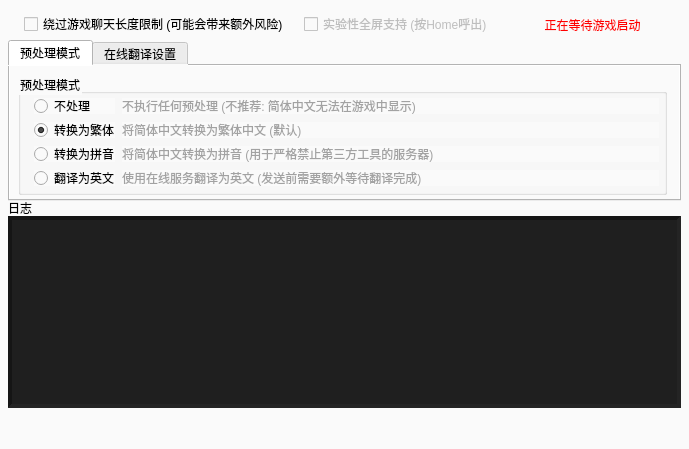
SakuraKoi/BattlefieldChat, file BattlefieldChat/BattlefieldChat.ui: the form before one commit.
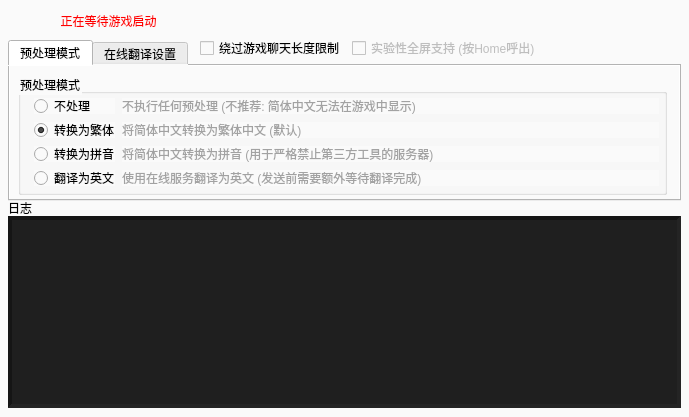
The form after the commit. Icons and pictures are not drawn.

Commit message: [Feature] WORKING - Anonymous usage counter

```diff
--- a/BattlefieldChat/BattlefieldChat.ui
+++ b/BattlefieldChat/BattlefieldChat.ui
@@ -7,7 +7,7 @@
     <x>0</x>
     <y>0</y>
     <width>689</width>
-    <height>449</height>
+    <height>417</height>
    </rect>
   </property>
   <property name="sizePolicy">
@@ -64,14 +64,14 @@
     <widget class="QCheckBox" name="chkAllowBypassLimit">
      <property name="geometry">
       <rect>
-       <x>16</x>
-       <y>0</y>
-       <width>273</width>
+       <x>192</x>
+       <y>24</y>
+       <width>145</width>
        <height>16</height>
       </rect>
      </property>
      <property name="text">
-      <string>绕过游戏聊天长度限制 (可能会带来额外风险)</string>
+      <string>绕过游戏聊天长度限制</string>
      </property>
     </widget>
     <widget class="QCheckBox" name="chkSupportFullscreen">
@@ -80,8 +80,8 @@
      </property>
      <property name="geometry">
       <rect>
-       <x>296</x>
-       <y>0</y>
+       <x>344</x>
+       <y>24</y>
        <width>185</width>
        <height>16</height>
       </rect>
@@ -429,29 +429,6 @@
      </widget>
     </widget>
    </widget>
-   <widget class="QLabel" name="lblCurrentStatus">
-    <property name="geometry">
-     <rect>
-      <x>504</x>
-      <y>8</y>
-      <width>177</width>
-      <height>33</height>
-     </rect>
-    </property>
-    <property name="styleSheet">
-     <string notr="true">color: rgb(255, 0, 0);
-font: 12pt &quot;微软雅黑&quot;;</string>
-    </property>
-    <property name="text">
-     <string>正在等待游戏启动</string>
-    </property>
-    <property name="textFormat">
-     <enum>Qt::PlainText</enum>
-    </property>
-    <property name="alignment">
-     <set>Qt::AlignCenter</set>
-    </property>
-   </widget>
    <widget class="QListWidget" name="listLogs">
     <property name="geometry">
      <rect>
@@ -494,9 +471,9 @@
    <widget class="QGraphicsView" name="counterView">
     <property name="geometry">
      <rect>
-      <x>8</x>
-      <y>416</y>
-      <width>673</width>
+      <x>312</x>
+      <y>8</y>
+      <width>369</width>
       <height>25</height>
      </rect>
     </property>
@@ -505,6 +482,38 @@
     </property>
     <property name="frameShadow">
      <enum>QFrame::Plain</enum>
+    </property>
+    <property name="verticalScrollBarPolicy">
+     <enum>Qt::ScrollBarAlwaysOff</enum>
+    </property>
+    <property name="horizontalScrollBarPolicy">
+     <enum>Qt::ScrollBarAlwaysOff</enum>
+    </property>
+    <property name="alignment">
+     <set>Qt::AlignRight|Qt::AlignTrailing|Qt::AlignVCenter</set>
+    </property>
+   </widget>
+   <widget class="QLabel" name="lblCurrentStatus">
+    <property name="geometry">
+     <rect>
+      <x>8</x>
+      <y>8</y>
+      <width>201</width>
+      <height>25</height>
+     </rect>
+    </property>
+    <property name="styleSheet">
+     <string notr="true">color: rgb(255, 0, 0);
+font: 12pt &quot;微软雅黑&quot;;</string>
+    </property>
+    <property name="text">
+     <string>正在等待游戏启动</string>
+    </property>
+    <property name="textFormat">
+     <enum>Qt::PlainText</enum>
+    </property>
+    <property name="alignment">
+     <set>Qt::AlignCenter</set>
     </property>
    </widget>
   </widget>
```
The commit also changes 2 other files.
